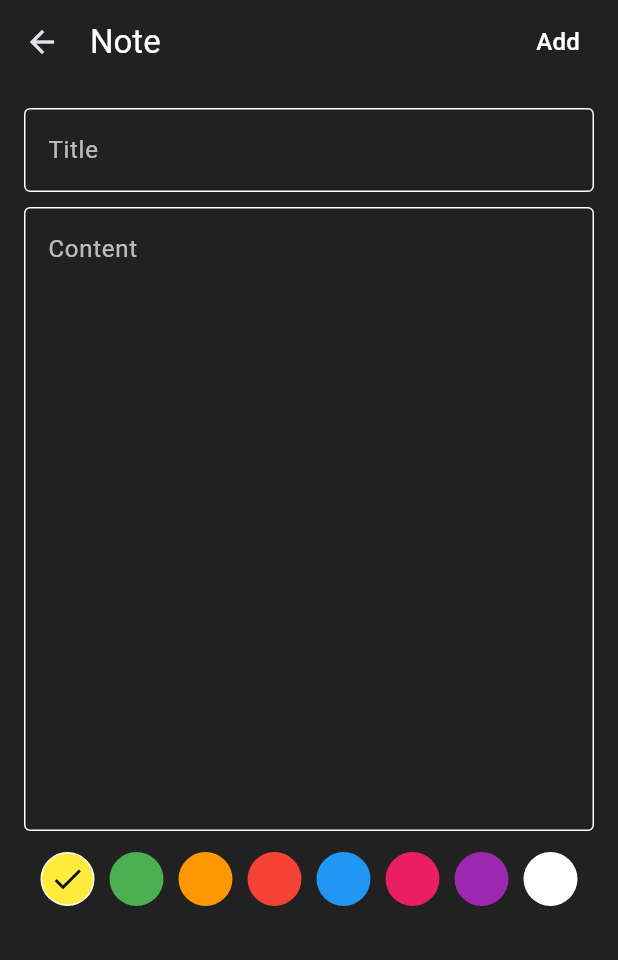
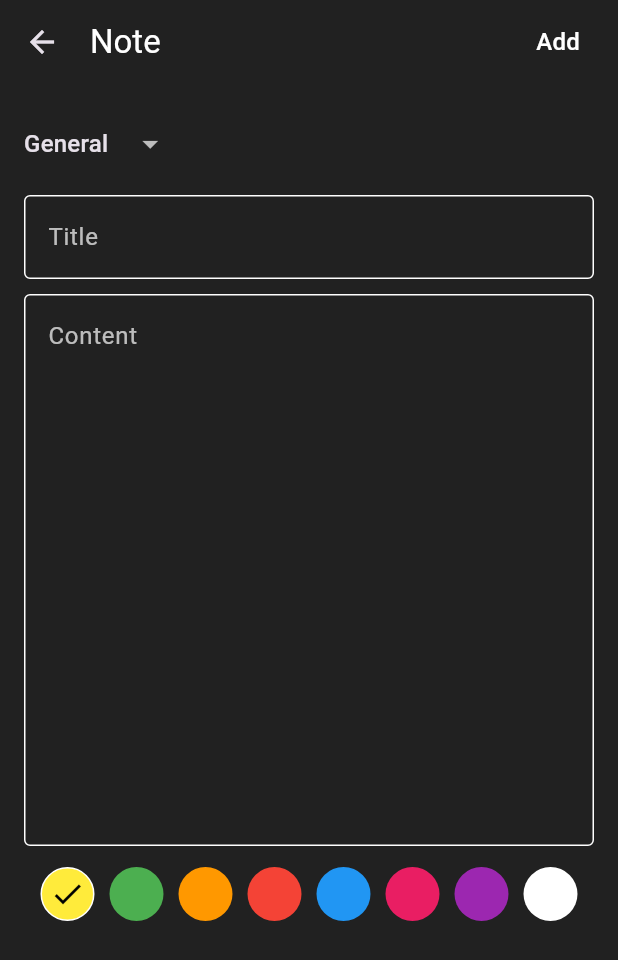
Before and after one commit to dyagee/notewa, a Flutter app: the AddNoteScreen screen opened directly with empty values, on a phone screen of 412 x 824 dp. Shown: the top 960 px of the screen. Run offline on Flutter 3.47's test engine with Material 3 defaults, Android fonts, the phone set to English and light mode, and no system bars; our stand-ins replace sqflite; accounts and stored records are empty.

Commit message:
added category constants to addNote

```diff
--- /dev/null
+++ b/lib/core/category_constants.dart
@@ -0,0 +1,14 @@
+/// This class holds constants for Categories
+class CategoryConstants {
+  static const List<String> predefinedCategories = [
+    'General',
+    'Work',
+    'Personal',
+    'Ideas',
+    'Important',
+    'To-Do',
+    'Study',
+    'Finance',
+    'Health',
+  ];
+}
--- a/lib/models/note_model.dart
+++ b/lib/models/note_model.dart
@@ -1,9 +1,9 @@
-
 class Note {
   int? id;
   String title;
   String? content;
   String? color;
+  String? category;
   DateTime dateCreated;
   DateTime dateUpdated;
   DateTime? dateDeleted;
@@ -14,6 +14,7 @@ class Note {
     required this.title,
     this.content,
     this.color,
+    this.category = 'General', // default
     required this.dateCreated,
     required this.dateUpdated,
     this.dateDeleted,
@@ -27,9 +28,13 @@ class Note {
       title: map['title'],
       content: map['content'],
       color: map['color'],
+      category: map['category'] ?? 'General', // fallback mechanism
       dateCreated: DateTime.parse(map['date_created']),
       dateUpdated: DateTime.parse(map['date_updated']),
-      dateDeleted: map['date_deleted'] != null ? DateTime.parse(map['date_deleted']) : null, // placeholder to avoid null error
+      dateDeleted:
+          map['date_deleted'] != null
+              ? DateTime.parse(map['date_deleted'])
+              : null, // placeholder to avoid null error
       isDeleted: map['is_deleted'] == 1,
     );
   }
@@ -41,11 +46,11 @@ class Note {
       'title': title,
       'content': content,
       'color': color,
+      'category': category,
       'date_created': dateCreated.toIso8601String(),
       'date_updated': dateUpdated.toIso8601String(),
       'date_deleted': dateDeleted?.toIso8601String(),
       'is_deleted': isDeleted ? 1 : 0,
     };
   }
-
 }
--- a/lib/views/add_note_screen.dart
+++ b/lib/views/add_note_screen.dart
@@ -1,6 +1,7 @@
 // ignore_for_file: avoid_print
 
 import 'package:flutter/material.dart';
+import 'package:notewa/core/category_constants.dart';
 import 'package:notewa/core/color_utils.dart';
 import '../models/note_model.dart';
 import '../services/note_database_services.dart';
@@ -19,9 +20,11 @@ class _AddNoteScreenState extends State<AddNoteScreen> {
 
   bool _isSaving = false;
   bool _isNoteSaved = false;
+  final allCategories = CategoryConstants.predefinedCategories;
 
   List<Color> noteColors = notesColors;
   Color selectedColor = Colors.yellow; // Default selected color
+  String selectedCategory = 'General'; // Default selected
 
   void _addNote({bool autoSave = false}) async {
     if (_titleController.text.isEmpty) {
@@ -43,6 +46,7 @@ class _AddNoteScreenState extends State<AddNoteScreen> {
         title: _titleController.text,
         content: _contentController.text,
         color: colorToString(selectedColor), // e.g Colors.green to "green"
+        category: selectedCategory,
         dateCreated: DateTime.now(),
         dateUpdated: DateTime.now(),
         dateDeleted: null,
@@ -152,6 +156,36 @@ class _AddNoteScreenState extends State<AddNoteScreen> {
             child: Column(
               mainAxisSize: MainAxisSize.min,
               children: [
+                Align(
+                  alignment: Alignment.centerLeft,
+                  child: DropdownButtonHideUnderline(
+                    child: DropdownButton<String>(
+                      isExpanded: false,
+                      menuMaxHeight: 200,
+                      menuWidth: 200,
+                      value: selectedCategory,
+                      items:
+                          allCategories.map((String category) {
+                            return DropdownMenuItem<String>(
+                              value: category,
+                              child: Text(category),
+                            );
+                          }).toList(),
+                      onChanged: (value) {
+                        if (value != null) {
+                          setState(() {
+                            selectedCategory = value;
+                          });
+                        }
+                      },
+                      // decoration: InputDecoration(
+                      // labelText: "Select Category",
+                      //   border: OutlineInputBorder(),
+                      // ),
+                    ),
+                  ),
+                ),
+                SizedBox(height: 10),
                 TextField(
                   controller: _titleController,
                   style: TextStyle(color: Colors.white),
@@ -170,7 +204,7 @@ class _AddNoteScreenState extends State<AddNoteScreen> {
                 TextField(
                   controller: _contentController,
                   style: TextStyle(color: Colors.white),
-                  maxLines: 16,
+                  maxLines: 14,
                   decoration: InputDecoration(
                     hintText: "Content",
                     hintStyle: TextStyle(color: Colors.white70),
```
Also changed, not shown: lib/services/note_database_services.dart (+20 -17 lines).
